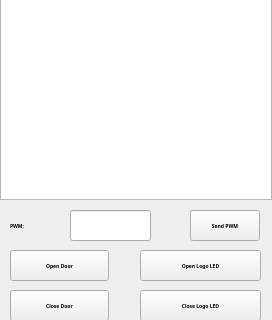
Above: mainwindow.ui from zhhe14/VeriFace_Com before the change; both pictures show x 0 to 272 and y 160 to 480 of the 272 by 480 pixel window. Below: the same form after it.
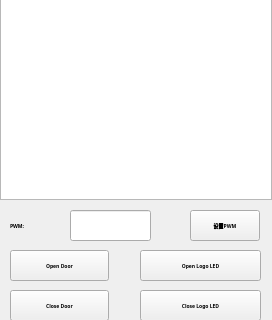
That is the form after the change. Icons and pictures are not drawn. Custom widgets are drawn as their Qt base class.

```diff
--- a/mainwindow.ui
+++ b/mainwindow.ui
@@ -74,7 +74,7 @@
      </font>
     </property>
     <property name="text">
-     <string>Send PWM</string>
+     <string>设置PWM</string>
     </property>
    </widget>
    <widget class="QLabel" name="label">
```
